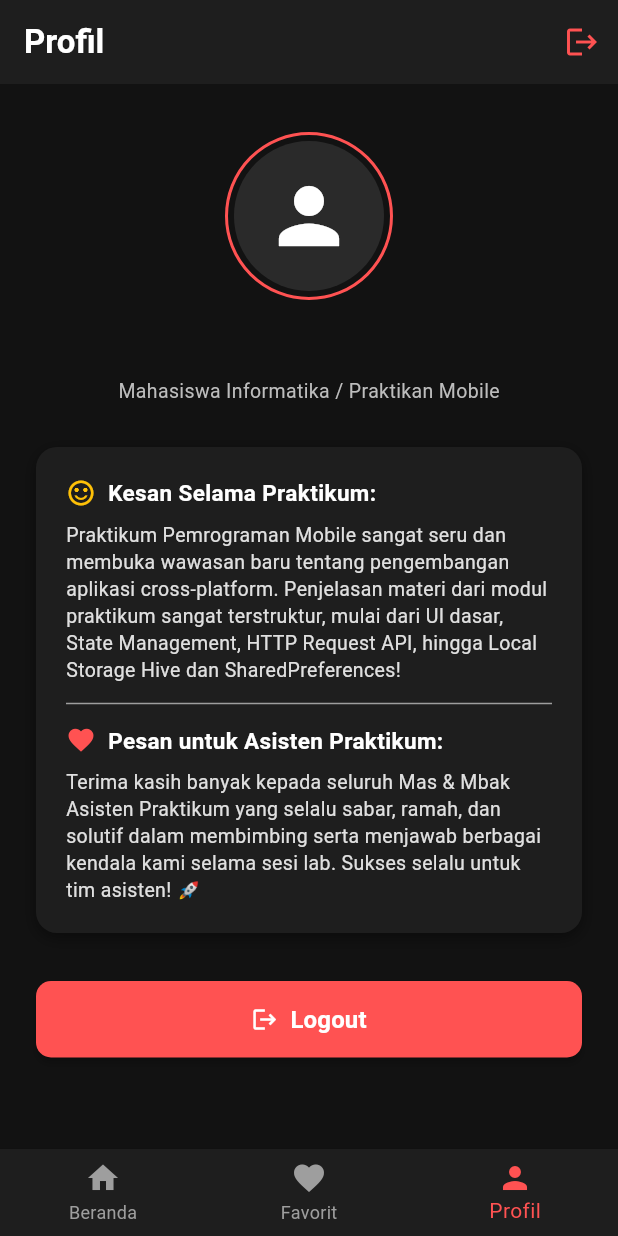
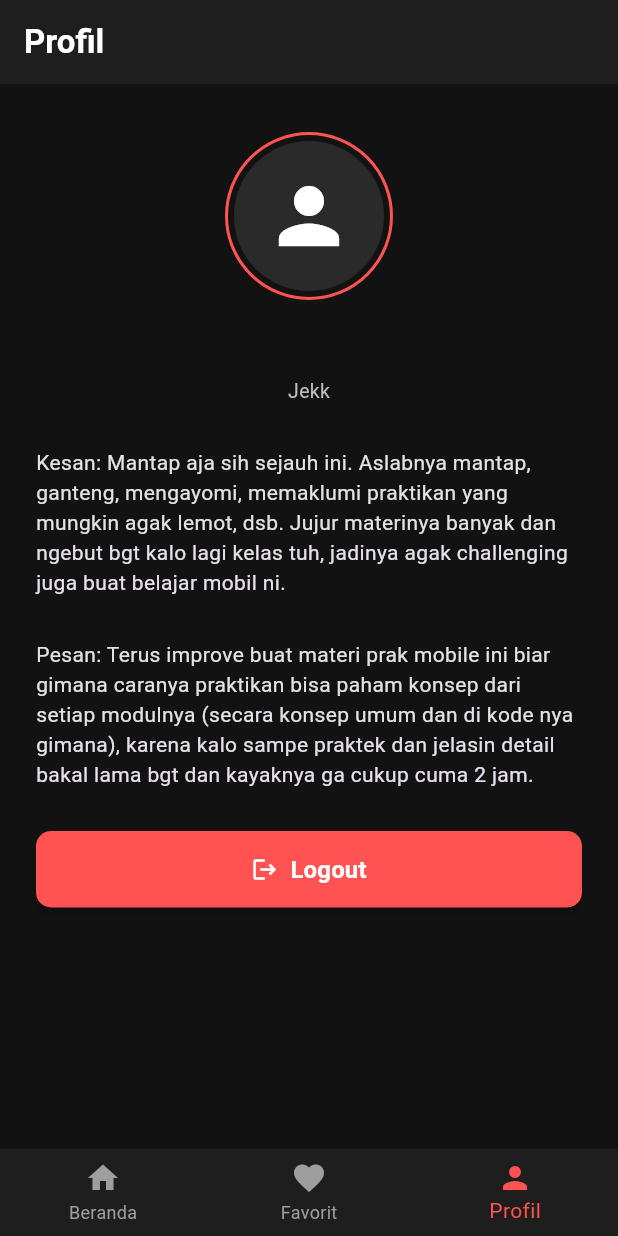
Before and after one commit to zakysf/Latres_Mobile_124240071, a Flutter app: the RootScreen screen opened directly with empty values, item 3 of the bottom bar chosen, on a phone screen of 412 x 824 dp. Run offline on Flutter 3.47's test engine with Material 3 defaults, Android fonts, the phone set to English and light mode, and no system bars; our stand-ins replace hive, hive_flutter, shared_preferences; accounts and stored records are empty; network calls fail.

Commit message:
feat: add favorite model, login, profile, and root screens

```diff
--- a/latres_mobile_124240071/lib/models/favorite_show.dart
+++ b/latres_mobile_124240071/lib/models/favorite_show.dart
@@ -2,7 +2,7 @@ import 'package:hive/hive.dart';
 
 part 'favorite_show.g.dart';
 
-/// Model untuk menyimpan Show TV ke Hive Local Database (Modul VI)
+/// Model untuk menyimpan Show TV ke Hive Local Database
 /// typeId: 0 adalah identifier unik untuk model ini di Hive
 @HiveType(typeId: 0)
 class FavoriteShow extends HiveObject {
--- a/latres_mobile_124240071/lib/screens/login_screen.dart
+++ b/latres_mobile_124240071/lib/screens/login_screen.dart
@@ -168,7 +168,7 @@ class _LoginScreenState extends State<LoginScreen> {
                     shape: BoxShape.circle,
                   ),
                   child: const Icon(
-                    Icons.movie_filter_rounded,
+                    Icons.local_movies,
                     size: 72,
                     color: Colors.redAccent,
                   ),
@@ -217,18 +217,13 @@ class _LoginScreenState extends State<LoginScreen> {
                           color: Colors.white,
                         ),
                       ),
-                      const SizedBox(height: 4),
-                      Text(
-                        'Gunakan NIM kamu dan password: 123',
-                        style: TextStyle(fontSize: 12, color: Colors.grey[400]),
-                      ),
                       const SizedBox(height: 20),
 
                       // Username Field (Input NIM)
                       _buildTextField(
                         controller: _usernameController,
-                        hintText: 'Masukkan NIM (124240071)',
-                        labelText: 'Username (NIM)',
+                        hintText: '124240071',
+                        labelText: 'Username',
                         icon: Icons.person_outline,
                         keyboardType: TextInputType.number,
                       ),
@@ -237,7 +232,7 @@ class _LoginScreenState extends State<LoginScreen> {
                       // Password Field (Input 123)
                       _buildTextField(
                         controller: _passwordController,
-                        hintText: 'Masukkan Password (123)',
+                        hintText: '123',
                         labelText: 'Password',
                         icon: Icons.lock_outline,
                         isPassword: true,
--- a/latres_mobile_124240071/lib/screens/profile_screen.dart
+++ b/latres_mobile_124240071/lib/screens/profile_screen.dart
@@ -1,5 +1,6 @@
 import 'package:flutter/material.dart';
 import 'package:shared_preferences/shared_preferences.dart';
+
 import 'login_screen.dart';
 
 /// Halaman Profil Pengguna (ProfileScreen)
@@ -82,11 +83,7 @@ class _ProfileScreenState extends State<ProfileScreen> {
               child: CircleAvatar(
                 radius: 50,
                 backgroundColor: const Color(0xFF2A2A2A),
-                child: const Icon(
-                  Icons.person,
-                  size: 60,
-                  color: Colors.white,
-                ),
+                child: const Icon(Icons.person, size: 60, color: Colors.white),
               ),
             ),
             const SizedBox(height: 16),
@@ -102,85 +99,20 @@ class _ProfileScreenState extends State<ProfileScreen> {
             ),
             const SizedBox(height: 4),
             Text(
-              'Mahasiswa Informatika / Praktikan Mobile',
+              'Jekk',
               style: TextStyle(fontSize: 13, color: Colors.grey[400]),
             ),
             const SizedBox(height: 28),
 
-            // 3. Card Kesan & Pesan Praktikum (Kriteria e.ii)
-            Container(
-              width: double.infinity,
-              padding: const EdgeInsets.all(20),
-              decoration: BoxDecoration(
-                color: const Color(0xFF1E1E1E),
-                borderRadius: BorderRadius.circular(14),
-                boxShadow: [
-                  BoxShadow(
-                    color: Colors.black.withValues(alpha: 0.4),
-                    blurRadius: 8,
-                    offset: const Offset(0, 3),
-                  ),
-                ],
-              ),
-              child: Column(
-                crossAxisAlignment: CrossAxisAlignment.start,
-                children: [
-                  // Kesan
-                  Row(
-                    children: [
-                      const Icon(Icons.sentiment_satisfied_alt,
-                          color: Colors.amber, size: 20),
-                      const SizedBox(width: 8),
-                      const Text(
-                        'Kesan Selama Praktikum:',
-                        style: TextStyle(
-                          color: Colors.white,
-                          fontSize: 15,
-                          fontWeight: FontWeight.bold,
-                        ),
-                      ),
-                    ],
-                  ),
-                  const SizedBox(height: 8),
-                  Text(
-                    'Praktikum Pemrograman Mobile sangat seru dan membuka wawasan baru tentang pengembangan aplikasi cross-platform. Penjelasan materi dari modul praktikum sangat terstruktur, mulai dari UI dasar, State Management, HTTP Request API, hingga Local Storage Hive dan SharedPreferences!',
-                    style: TextStyle(
-                      color: Colors.grey[300],
-                      fontSize: 13,
-                      height: 1.4,
-                    ),
-                  ),
-                  const Divider(color: Colors.grey, height: 28),
-
-                  // Pesan
-                  Row(
-                    children: [
-                      const Icon(Icons.favorite,
-                          color: Colors.redAccent, size: 20),
-                      const SizedBox(width: 8),
-                      const Text(
-                        'Pesan untuk Asisten Praktikum:',
-                        style: TextStyle(
-                          color: Colors.white,
-                          fontSize: 15,
-                          fontWeight: FontWeight.bold,
-                        ),
-                      ),
-                    ],
-                  ),
-                  const SizedBox(height: 8),
-                  Text(
-                    'Terima kasih banyak kepada seluruh Mas & Mbak Asisten Praktikum yang selalu sabar, ramah, dan solutif dalam membimbing serta menjawab berbagai kendala kami selama sesi lab. Sukses selalu untuk tim asisten! 🚀',
-                    style: TextStyle(
-                      color: Colors.grey[300],
-                      fontSize: 13,
-                      height: 1.4,
-                    ),
-                  ),
-                ],
-              ),
+            // kesan dan pesan
+            Text(
+              "Kesan: Mantap aja sih sejauh ini. Aslabnya mantap, ganteng, mengayomi, memaklumi praktikan yang mungkin agak lemot, dsb. Jujur materinya banyak dan ngebut bgt kalo lagi kelas tuh, jadinya agak challenging juga buat belajar mobil ni.",
             ),
-            const SizedBox(height: 32),
+            const SizedBox(height: 28),
+            Text(
+              "Pesan: Terus improve buat materi prak mobile ini biar gimana caranya praktikan bisa paham konsep dari setiap modulnya (secara konsep umum dan di kode nya gimana), karena kalo sampe praktek dan jelasin detail bakal lama bgt dan kayaknya ga cukup cuma 2 jam.",
+            ),
+            const SizedBox(height: 28),
 
             // 4. Tombol Logout (Kriteria e.iii)
             SizedBox(
--- a/latres_mobile_124240071/lib/screens/root_screen.dart
+++ b/latres_mobile_124240071/lib/screens/root_screen.dart
@@ -1,9 +1,7 @@
 import 'package:flutter/material.dart';
-import 'package:shared_preferences/shared_preferences.dart';
 
 import 'favorite_screen.dart';
 import 'home_screen.dart';
-import 'login_screen.dart';
 import 'profile_screen.dart';
 
 /// Halaman Root dengan BottomNavigationBar
@@ -20,29 +18,6 @@ class RootScreen extends StatefulWidget {
 class _RootScreenState extends State<RootScreen> {
   int _selectedIndex = 0;
 
-  /// Fungsi Logout: Menghapus session SharedPreferences dan kembali ke LoginScreen
-  /// Menggunakan Navigator.pushAndRemoveUntil (Modul IV & Modul VI)
-  Future<void> _logout() async {
-    final prefs = await SharedPreferences.getInstance();
-    await prefs.remove('isLogin');
-    await prefs.remove('username');
-
-    if (mounted) {
-      ScaffoldMessenger.of(context).showSnackBar(
-        const SnackBar(
-          content: Text('Berhasil logout.'),
-          backgroundColor: Colors.grey,
-        ),
-      );
-
-      Navigator.pushAndRemoveUntil(
-        context,
-        MaterialPageRoute(builder: (context) => const LoginScreen()),
-        (route) => false, // Hapus semua riwayat stack navigasi
-      );
-    }
-  }
-
   @override
   Widget build(BuildContext context) {
     // List halaman yang ditampilkan sesuai tab aktif (Modul IV)
@@ -51,7 +26,7 @@ class _RootScreenState extends State<RootScreen> {
       const HomeScreen(),
       // 2. Tab Favorit: Daftar Acara TV yang disimpan di Hive
       const FavoriteScreen(),
-      // 3. Tab Profil: Info User, Kesan Pesan & Logout
+      // 3. Tab Profil: Info User, Kesan Pesan & Tombol Logout
       ProfileScreen(fallbackUsername: widget.username),
     ];
 
@@ -71,13 +46,6 @@ class _RootScreenState extends State<RootScreen> {
             color: Colors.white,
           ),
         ),
-        actions: [
-          IconButton(
-            icon: const Icon(Icons.logout, color: Colors.redAccent),
-            tooltip: 'Logout',
-            onPressed: _logout,
-          ),
-        ],
       ),
       body: pages[_selectedIndex],
       bottomNavigationBar: BottomNavigationBar(
```
